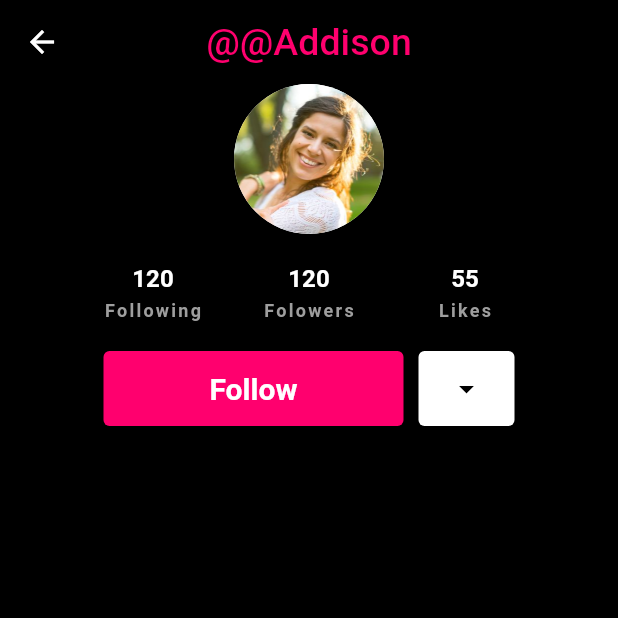
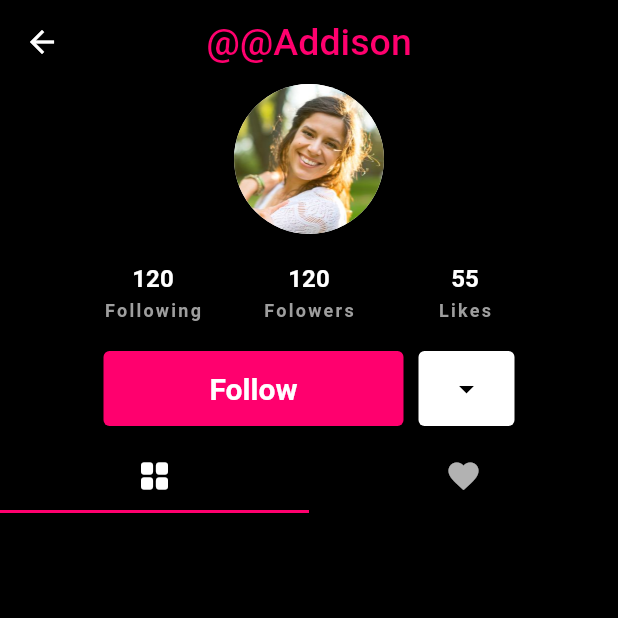
Before and after one commit to TarkanKara/Social_Media_App_UI, a Flutter app: the ProfileScreen screen opened by its route, on a phone screen of 412 x 824 dp, the top half of it. Run offline on Flutter 3.47's test engine with Material 2 defaults, Android fonts, the phone set to English and light mode, and no system bars; our stand-ins replace video_player, visibility_detector.

Commit message:
ProfileContent TabBar  Widget

```diff
--- a/lib/screen/profile_screen.dart
+++ b/lib/screen/profile_screen.dart
@@ -41,8 +41,33 @@ class ProfileScreen extends StatelessWidget {
         child: Column(
           children: [
             _ProfileInformation(users: userss),
+            const SizedBox(height: 10),
+            _ProfileContent(posts: ptss),
           ],
         ),
+      ),
+    );
+  }
+}
+
+class _ProfileContent extends StatelessWidget {
+  final List<Post> posts;
+  const _ProfileContent({super.key, required this.posts});
+
+  @override
+  Widget build(BuildContext context) {
+    return DefaultTabController(
+      length: 2,
+      child: Column(
+        children: const [
+          TabBar(
+            indicatorColor: Color(0xFFFF006E),
+            tabs: [
+              Tab(icon: Icon(Icons.grid_view_rounded)),
+              Tab(icon: Icon(Icons.favorite)),
+            ],
+          ),
+        ],
       ),
     );
   }
```
